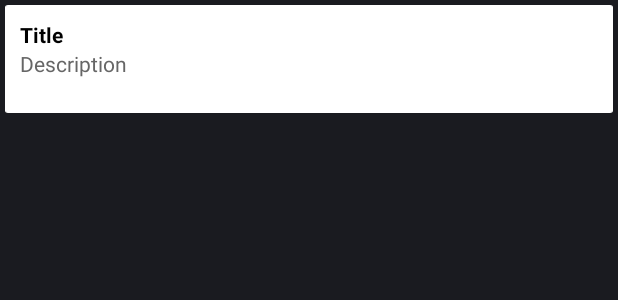
After one commit to Choikn/precious-android, an Android app: the layout notification_entry.xml on its own in the app's theme, with its tools: preview values and no code run, on a phone screen of 412 x 824 dp. The commit adds this screen. Shown: the top 300 px of the screen. Run offline under Robolectric (Android 15) with nearby library versions, the phone set to English and light mode, and no system bars; Roboto replaces fonts that are not available here.

Commit message:
Implement notifications

```diff
--- /dev/null
+++ b/app/src/main/res/layout/notification_entry.xml
@@ -0,0 +1,24 @@
+<?xml version="1.0" encoding="utf-8"?>
+<LinearLayout xmlns:android="http://schemas.android.com/apk/res/android"
+    android:orientation="vertical" android:layout_width="match_parent"
+    android:layout_height="wrap_content"
+    android:background="@drawable/card"
+    android:padding="10dp"
+    android:layout_margin="3dp"
+    >
+
+    <TextView
+        android:layout_width="wrap_content"
+        android:layout_height="wrap_content"
+        android:text="Title"
+        android:id="@+id/title"
+        android:textColor="#000000"
+        android:textStyle="bold" />
+
+    <TextView
+        android:layout_width="wrap_content"
+        android:layout_height="wrap_content"
+        android:text="Description"
+        android:textColor="#666666"
+        android:id="@+id/description" />
+</LinearLayout>
--- a/app/src/main/res/layout/slidemenu_main.xml
+++ b/app/src/main/res/layout/slidemenu_main.xml
@@ -59,6 +59,7 @@
                         android:layout_width="wrap_content"
                         android:layout_height="wrap_content"
                         android:layout_marginLeft="10dp"
+                        android:textColor="#ffffff"
                         android:text="aaaaaaaaaaa" />
 
                     <TextView
@@ -68,6 +69,7 @@
                         android:layout_below="@+id/name"
                         android:layout_marginBottom="10dp"
                         android:layout_marginLeft="10dp"
+                        android:textColor="#ffffff"
                         android:text="bbbbbbbbbb" />
                 </RelativeLayout>
 
```
Also changed, not shown: app/src/main/java/com/example/choikn/precious/activity/MaActivity.java (+62 -0 lines), app/src/main/java/com/example/choikn/precious/listAdapter/NotificationListAdapter.java (added, +105 -0 lines), app/src/main/java/com/example/choikn/precious/server/NetworkService.java (+8 -0 lines), app/src/main/java/com/example/choikn/precious/server/Notification.java (added, +52 -0 lines), app/src/main/res/layout/actionbar_main.xml (+1 -13 lines), app/src/main/res/layout/activity_ma.xml (+15 -5 lines), app/src/main/res/drawable/card.png (added).
